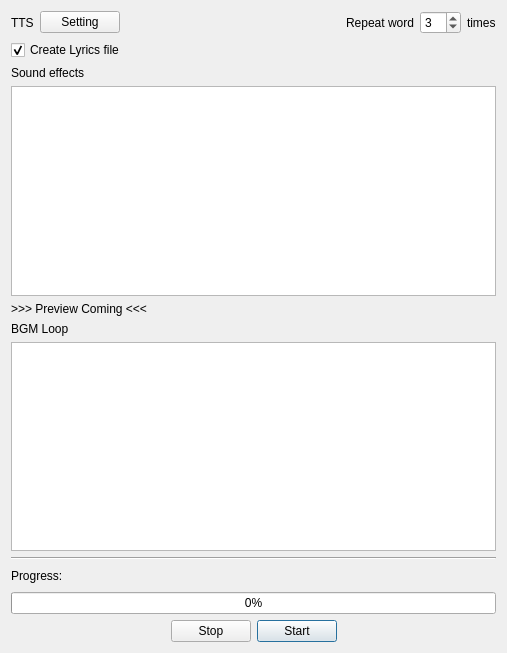
Qt form design/audiodialog.ui (kokimame/joytan) before a commit.
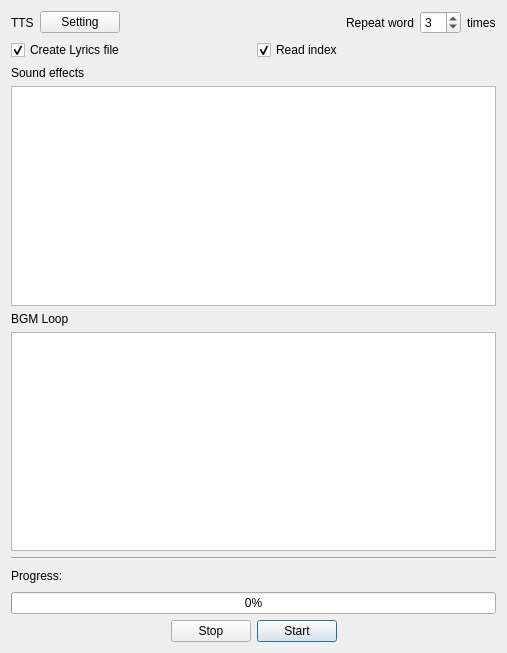
The same form after that commit.

The edit to the form file:
```diff
--- a/design/audiodialog.ui
+++ b/design/audiodialog.ui
@@ -80,6 +80,8 @@
       </layout>
      </item>
      <item>
+      <layout class="QHBoxLayout" name="horizontalLayout_6">
+       <item>
       <widget class="QCheckBox" name="lrcCheck">
        <property name="text">
         <string>Create Lyrics file</string>
@@ -90,6 +92,18 @@
       </widget>
      </item>
      <item>
+        <widget class="QCheckBox" name="idxCheck">
+         <property name="text">
+          <string>Read index</string>
+         </property>
+         <property name="checked">
+          <bool>true</bool>
+         </property>
+        </widget>
+       </item>
+      </layout>
+     </item>
+     <item>
       <layout class="QVBoxLayout" name="verticalLayout_3">
        <item>
         <widget class="QLabel" name="label_2">
@@ -106,13 +120,6 @@
          </property>
         </widget>
        </item>
-       <item>
-        <widget class="QLabel" name="label_4">
-         <property name="text">
-          <string>&gt;&gt;&gt; Preview Coming &lt;&lt;&lt;</string>
-         </property>
-        </widget>
-       </item>
        <item>
         <widget class="QLabel" name="label_3">
          <property name="text">
```
Lines whose indentation alone changed are shown as unchanged.
